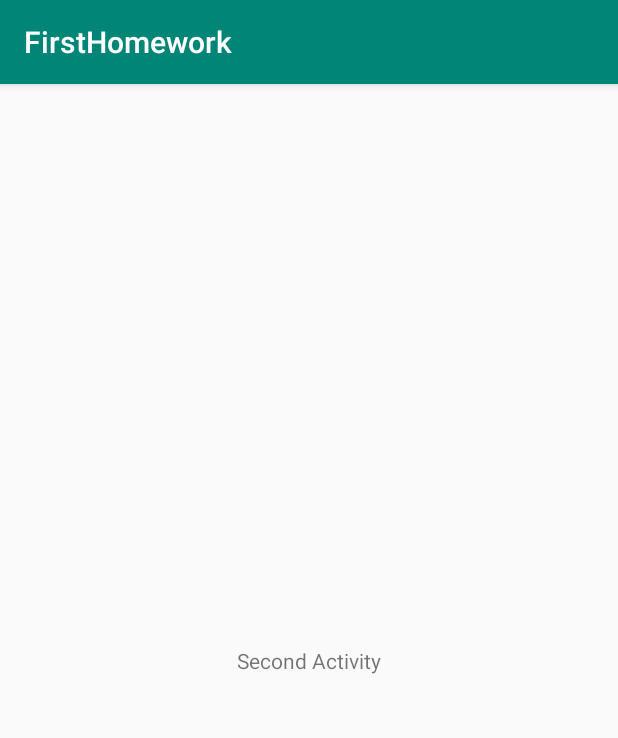
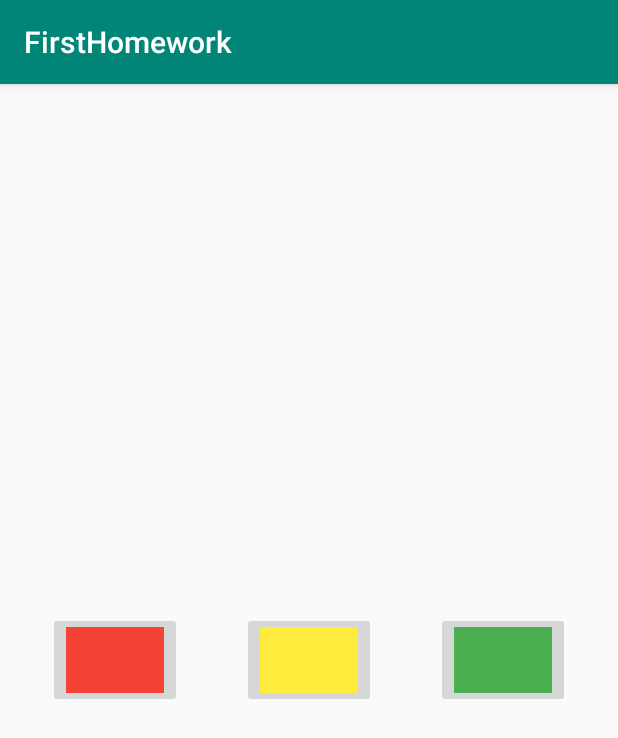
Before and after one commit to dracccula/FirstHomework, an Android app: the screen it shows after launch (SecondActivity), after a tap on "LAUNCH 2ND ACTIVITY", on a phone screen of 412 x 824 dp. Shown: the top 738 px of the screen. Run offline under Robolectric (Android 15) with nearby library versions, the phone set to English and light mode, and no system bars.

Commit message:
removed understanding code

```diff
--- a/app/src/main/java/kireev/ftshw/one/MainActivity.java
+++ b/app/src/main/java/kireev/ftshw/one/MainActivity.java
@@ -1,9 +1,6 @@
 package kireev.ftshw.one;
 
-import android.content.BroadcastReceiver;
-import android.content.Context;
 import android.content.Intent;
-import android.content.IntentFilter;
 import android.support.v7.app.AppCompatActivity;
 import android.os.Bundle;
 import android.view.View;
@@ -11,50 +8,31 @@ import android.widget.Button;
 import android.widget.ProgressBar;
 import android.widget.TextView;
 
+import static kireev.ftshw.one.SecondActivity.mProgressBar;
+
 public class MainActivity extends AppCompatActivity {
 
-    private TextView mInfoTextView;
-    private ProgressBar mProgressBar;
-    private MyBroadcastReceiver mMyBroadcastReceiver;
-    private UpdateBroadcastReceiver mUpdateBroadcastReceiver;
     private Button button;
+    public static TextView text;
 
     @Override
     protected void onCreate(Bundle savedInstanceState) {
         super.onCreate(savedInstanceState);
         setContentView(R.layout.activity_main);
-        mInfoTextView = findViewById(R.id.textView);
-        mProgressBar = findViewById(R.id.progressbar);
+        text = findViewById(R.id.textView);
+        mProgressBar = findViewById(R.id.circleProgressBar);
+        mProgressBar.setVisibility(ProgressBar.INVISIBLE);
         button = findViewById(R.id.launchSecondActivityButton);
         button.setOnClickListener(new View.OnClickListener() {
             @Override
             public void onClick(View v) {
                 //открываем активити
                 openActivity2();
+                mProgressBar.setVisibility(ProgressBar.VISIBLE);
             }
         });
 
-        // Запускаем свой IntentService
-        Intent intentMyIntentService = new Intent(this, MyIntentService.class);
 
-        startService(intentMyIntentService.putExtra("time", 3).putExtra("task","Погладить кота"));
-        startService(intentMyIntentService.putExtra("time", 1).putExtra("task","Покормить кота"));
-        //startService(intentMyIntentService.putExtra("time", 4).putExtra("task","Поиграть с котом"));
-
-        mMyBroadcastReceiver = new MyBroadcastReceiver();
-        mUpdateBroadcastReceiver = new UpdateBroadcastReceiver();
-
-        // регистрируем BroadcastReceiver
-        IntentFilter intentFilter = new IntentFilter(
-                MyIntentService.ACTION_MYINTENTSERVICE);
-        intentFilter.addCategory(Intent.CATEGORY_DEFAULT);
-        registerReceiver(mMyBroadcastReceiver, intentFilter);
-
-        // Регистрируем второй приёмник
-        IntentFilter updateIntentFilter = new IntentFilter(
-                MyIntentService.ACTION_UPDATE);
-        updateIntentFilter.addCategory(Intent.CATEGORY_DEFAULT);
-        registerReceiver(mUpdateBroadcastReceiver, updateIntentFilter);
 
     }
 
@@ -63,30 +41,4 @@ public class MainActivity extends AppCompatActivity {
         startActivity(intent);
     }
 
-    @Override
-    protected void onDestroy() {
-        super.onDestroy();
-        unregisterReceiver(mMyBroadcastReceiver);
-        unregisterReceiver(mUpdateBroadcastReceiver);
-    }
-
-    public class MyBroadcastReceiver extends BroadcastReceiver {
-
-        @Override
-        public void onReceive(Context context, Intent intent) {
-            String result = intent
-                    .getStringExtra(MyIntentService.EXTRA_KEY_OUT);
-            mInfoTextView.setText(result);
-        }
-    }
-
-    public class UpdateBroadcastReceiver extends BroadcastReceiver {
-
-        @Override
-        public void onReceive(Context context, Intent intent) {
-            int update = intent
-                    .getIntExtra(MyIntentService.EXTRA_KEY_UPDATE, 0);
-            mProgressBar.setProgress(update);
-        }
-    }
 }
--- a/app/src/main/java/kireev/ftshw/one/MyBroadcastReceiver.java
+++ /dev/null
@@ -1,4 +0,0 @@
-package kireev.ftshw.one;
-
-class MyBroadcastReceiver {
-}
--- a/app/src/main/java/kireev/ftshw/one/SecondActivity.java
+++ b/app/src/main/java/kireev/ftshw/one/SecondActivity.java
@@ -1,13 +1,48 @@
 package kireev.ftshw.one;
 
+import android.annotation.SuppressLint;
+import android.content.BroadcastReceiver;
+import android.content.Context;
+import android.content.Intent;
+import android.content.IntentFilter;
 import android.support.v7.app.AppCompatActivity;
 import android.os.Bundle;
+import android.view.View;
+import android.widget.Button;
+import android.widget.ImageButton;
+import android.widget.ProgressBar;
+import android.widget.TextView;
 
 public class SecondActivity extends AppCompatActivity {
+
+    public static ProgressBar mProgressBar;
+    private ImageButton red;
+    private ImageButton yellow;
+    private ImageButton green;
+
 
     @Override
     protected void onCreate(Bundle savedInstanceState) {
         super.onCreate(savedInstanceState);
         setContentView(R.layout.activity_second);
+        red = findViewById(R.id.redButton);
+        yellow = findViewById(R.id.yellowButton);
+        green = findViewById(R.id.greenButton);
+        mProgressBar = findViewById(R.id.circleProgressBar);
+        clickColorButton(this);
+
+        // Запускаем свой IntentService
+        Intent intentMyIntentService = new Intent(this, MyIntentService.class);
+
+    }
+    @Override
+    protected void onDestroy() {
+        super.onDestroy();
+
+    }
+
+
+    public void clickColorButton(SecondActivity view){
+        MainActivity.text.setText("#4CAF50");
     }
 }
--- a/app/src/main/res/layout/activity_second.xml
+++ b/app/src/main/res/layout/activity_second.xml
@@ -6,14 +6,37 @@
     android:layout_height="match_parent"
     tools:context=".SecondActivity">
 
-    <TextView
-        android:id="@+id/textView2"
-        android:layout_width="wrap_content"
-        android:layout_height="wrap_content"
-        android:text="Second Activity"
+    <ImageButton
+        android:id="@+id/yellowButton"
+        android:layout_width="89dp"
+        android:layout_height="64dp"
         app:layout_constraintBottom_toBottomOf="parent"
         app:layout_constraintEnd_toEndOf="parent"
         app:layout_constraintHorizontal_bias="0.5"
         app:layout_constraintStart_toStartOf="parent"
-        app:layout_constraintTop_toTopOf="parent" />
+        app:layout_constraintTop_toTopOf="parent"
+        app:srcCompat="@color/colorYellowLight"
+        android:contentDescription="TODO" />
+
+    <ImageButton
+        android:id="@+id/greenButton"
+        android:layout_width="89dp"
+        android:layout_height="64dp"
+        android:layout_marginStart="8dp"
+        app:layout_constraintBottom_toBottomOf="parent"
+        app:layout_constraintEnd_toEndOf="parent"
+        app:layout_constraintStart_toEndOf="@+id/yellowButton"
+        app:layout_constraintTop_toTopOf="parent"
+        app:srcCompat="@color/colorGreenLight" />
+
+    <ImageButton
+        android:id="@+id/redButton"
+        android:layout_width="89dp"
+        android:layout_height="64dp"
+        android:layout_marginEnd="8dp"
+        app:layout_constraintBottom_toBottomOf="parent"
+        app:layout_constraintEnd_toStartOf="@+id/yellowButton"
+        app:layout_constraintStart_toStartOf="parent"
+        app:layout_constraintTop_toTopOf="parent"
+        app:srcCompat="@color/colorRedLight" />
 </android.support.constraint.ConstraintLayout>
--- a/app/src/main/res/values/colors.xml
+++ b/app/src/main/res/values/colors.xml
@@ -3,4 +3,7 @@
     <color name="colorPrimary">#008577</color>
     <color name="colorPrimaryDark">#00574B</color>
     <color name="colorAccent">#D81B60</color>
+    <color name="colorRedLight">#F44336</color>
+    <color name="colorYellowLight">#FFEB3B</color>
+    <color name="colorGreenLight">#4CAF50</color>
 </resources>
```
Also changed, not shown: app/src/main/java/kireev/ftshw/one/MyIntentService.java (+7 -31 lines), app/src/main/res/layout/activity_main.xml (+16 -20 lines), 1 other file.
